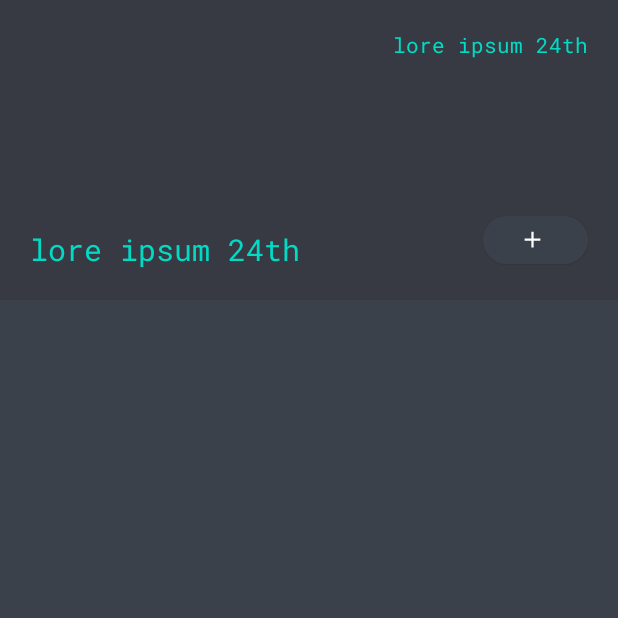
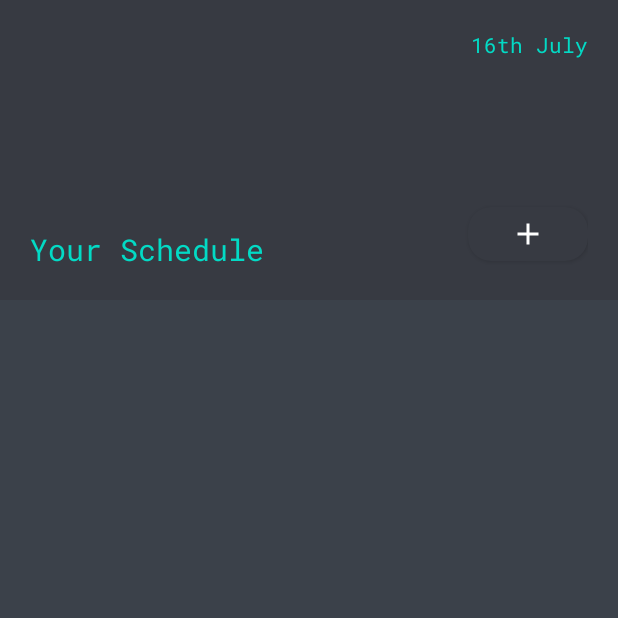
Before and after one commit to ahzamee/to-do-list, an Android app: the screen it shows after launch (MainActivity), on a phone screen of 412 x 824 dp, the top half of it. Run offline under Robolectric (Android 15) with nearby library versions, the light colour scheme and no system bars.

Commit message:
feat: add new todo page design complete

```diff
--- a/app/src/main/java/techetronventures/todolist/MainActivity.kt
+++ b/app/src/main/java/techetronventures/todolist/MainActivity.kt
@@ -1,11 +1,44 @@
 package techetronventures.todolist
 
+import android.app.Dialog
+import android.content.DialogInterface
+import android.content.Intent
 import androidx.appcompat.app.AppCompatActivity
 import android.os.Bundle
+import android.view.View
+import android.view.Window
+import android.widget.Button
+import android.widget.TextView
+import android.widget.Toast
+import androidx.appcompat.app.AlertDialog
+import com.google.android.material.button.MaterialButton
+import techetronventures.todolist.util.todayDate
 
 class MainActivity : AppCompatActivity() {
+    private lateinit var todayDateTxt: TextView
+    private lateinit var greetingTxt: TextView
+    private lateinit var additem: MaterialButton
+
     override fun onCreate(savedInstanceState: Bundle?) {
         super.onCreate(savedInstanceState)
         setContentView(R.layout.activity_main)
+
+        initVariables()
+
     }
+
+    private fun initVariables() {
+        todayDateTxt = findViewById(R.id.today_date)
+        greetingTxt = findViewById(R.id.greeting)
+        additem = findViewById(R.id.add_item)
+
+        todayDateTxt.text = todayDate()
+        greetingTxt.text = resources.getText(R.string.greeting)
+
+        additem.setOnClickListener(View.OnClickListener {
+            startActivity(Intent(this, TodoFormActivity::class.java))
+        })
+    }
+
+
 }
--- /dev/null
+++ b/app/src/main/java/techetronventures/todolist/util/TodayDate.kt
@@ -0,0 +1,9 @@
+package techetronventures.todolist.util
+
+import java.text.SimpleDateFormat
+import java.util.*
+
+public fun todayDate(): String {
+    val sdf = SimpleDateFormat("dd'th' MMMM")
+    return sdf.format(Date())
+}
--- /dev/null
+++ b/app/src/main/res/drawable/ic_save.xml
@@ -0,0 +1,5 @@
+<vector android:height="24dp" android:tint="#FFFFFF"
+    android:viewportHeight="24" android:viewportWidth="24"
+    android:width="24dp" xmlns:android="http://schemas.android.com/apk/res/android">
+    <path android:fillColor="@android:color/white" android:pathData="M19,12v7L5,19v-7L3,12v7c0,1.1 0.9,2 2,2h14c1.1,0 2,-0.9 2,-2v-7h-2zM13,12.67l2.59,-2.58L17,11.5l-5,5 -5,-5 1.41,-1.41L11,12.67L11,3h2z"/>
+</vector>
--- a/app/src/main/res/layout/activity_main.xml
+++ b/app/src/main/res/layout/activity_main.xml
@@ -30,17 +30,19 @@
             app:layout_constraintLeft_toLeftOf="parent"
             app:layout_constraintRight_toLeftOf="@+id/add_item" />
 
-        <Button
+        <com.google.android.material.button.MaterialButton
             android:id="@+id/add_item"
-            style="@style/Widget.Material3.Button.ElevatedButton"
-            android:layout_width="70dp"
-            android:layout_height="40dp"
-            android:backgroundTint="@color/dark_grayish_blue"
+            style="@style/material_btn_icon"
             app:icon="@drawable/ic_add"
-            app:iconTint="@color/white"
             app:layout_constraintBottom_toBottomOf="parent"
-            app:layout_constraintRight_toRightOf="parent" />
-
+            app:layout_constraintRight_toRightOf="parent"
+            />
     </androidx.constraintlayout.widget.ConstraintLayout>
 
+<!--    <androidx.recyclerview.widget.RecyclerView
+        android:layout_width="match_parent"
+        android:layout_height="match_parent"
+        android:layout_margin="20dp"
+        app:layout_constraintTop_toBottomOf="@id/header"/>-->
+
 </androidx.constraintlayout.widget.ConstraintLayout>
--- a/app/src/main/res/values/themes.xml
+++ b/app/src/main/res/values/themes.xml
@@ -2,8 +2,8 @@
     <!-- Base application theme. -->
     <style name="Theme.ToDoList" parent="Theme.MaterialComponents.DayNight.NoActionBar">
         <!-- Primary brand color. -->
-        <item name="colorPrimary">@color/purple_500</item>
-        <item name="colorPrimaryVariant">@color/purple_700</item>
+        <item name="colorPrimary">@color/very_dark_grayish_blue</item>
+        <item name="colorPrimaryVariant">@color/dark_grayish_blue</item>
         <item name="colorOnPrimary">@color/white</item>
         <!-- Secondary brand color. -->
         <item name="colorSecondary">@color/teal_200</item>
@@ -23,8 +23,45 @@
         <item name="android:layout_width">wrap_content</item>
         <item name="android:layout_height">wrap_content</item>
         <item name="fontFamily">@font/roboto_mono</item>
-        <item name="android:text">lore ipsum 24th</item>
+        <item name="android:text">@string/sample_txt</item>
         <item name="android:textColor">@color/teal_200</item>
         <item name="android:textSize">14sp</item>
     </style>
+
+    <style name="txt_field" parent="@style/Widget.MaterialComponents.TextInputLayout.OutlinedBox">
+        <item name="android:layout_width">match_parent</item>
+        <item name="android:layout_height">wrap_content</item>
+        <item name="fontFamily">@font/roboto_mono</item>
+        <item name="android:layout_marginTop">20dp</item>
+        <item name="android:text">@string/sample_txt</item>
+        <item name="android:textColor">@color/teal_200</item>
+        <item name="android:textColorHint">@color/teal_700</item>
+        <item name="hintTextColor">@color/teal_700</item>
+        <item name="android:textSize">14sp</item>
+        <item name="boxStrokeColor">@color/very_dark_grayish_blue</item>
+        <item name="boxStrokeWidthFocused">0.5dp</item>
+        <item name="boxStrokeWidth">0.5dp</item>
+    </style>
+
+    <style name="material_btn" >
+        <item name="android:layout_width">match_parent</item>
+        <item name="android:layout_height">48dp</item>
+        <item name="fontFamily">@font/roboto_mono</item>
+        <item name="android:layout_marginTop">20dp</item>
+        <item name="android:text">@string/sample_txt</item>
+        <item name="android:textColor">@color/teal_200</item>
+        <item name="android:textSize">14sp</item>
+        <item name="backgroundColor">@color/very_dark_grayish_blue</item>
+    </style>
+
+    <style name="material_btn_icon" >
+        <item name="android:layout_width">80dp</item>
+        <item name="android:layout_height">48dp</item>
+        <item name="iconPadding">0dp</item>
+        <item name="android:padding">0dp</item>
+        <item name="cornerRadius">15dp</item>
+        <item name="iconGravity">textStart</item>
+        <item name="android:textSize">14sp</item>
+        <item name="backgroundColor">@color/very_dark_grayish_blue</item>
+    </style>
 </resources>
```
Also changed, not shown: app/src/main/AndroidManifest.xml (+5 -2 lines), app/src/main/java/techetronventures/todolist/TodoFormActivity.kt (added, +14 -0 lines), app/src/main/res/layout/activity_todo_form.xml (added, +78 -0 lines), app/src/main/res/values/strings.xml (+9 -0 lines).
